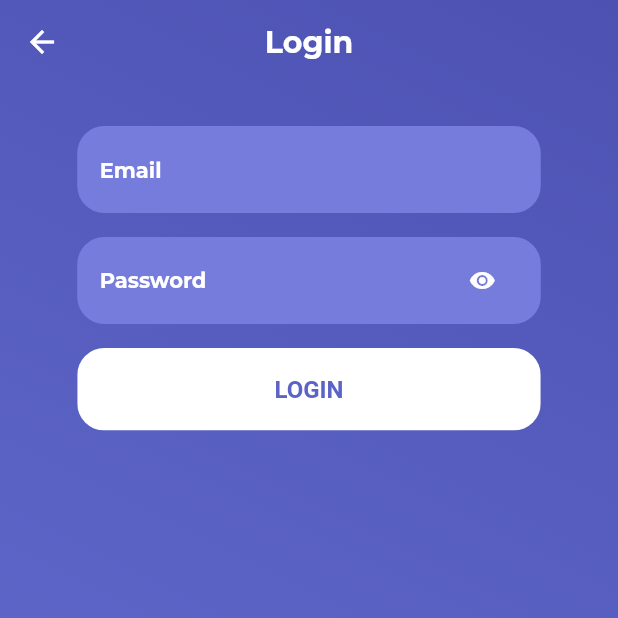
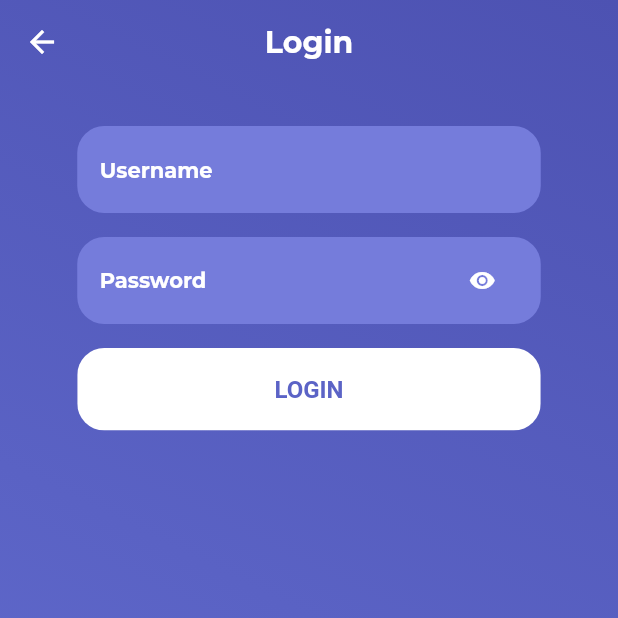
Before and after one commit to hipstertwix/skinstonks-mobile, a Flutter app: the screen it shows after launch, after a tap on "Sign In", on a phone screen of 412 x 824 dp, the top half of it. Run offline on Flutter 3.47's test engine with Material 2 defaults, Android fonts, the phone set to English and light mode, and no system bars; our stand-ins replace flutter_spinkit, flutter_svg, google_fonts; network calls fail.

Commit message:
Login user function

```diff
--- a/lib/Screens/Login/components/login_form.dart
+++ b/lib/Screens/Login/components/login_form.dart
@@ -1,8 +1,12 @@
 import 'package:flutter/material.dart';
+import 'package:http/http.dart';
 import 'package:skinstonks_mobile/components/password_input.dart';
 import 'package:skinstonks_mobile/components/rounded_button.dart';
 import 'package:skinstonks_mobile/components/rounded_input.dart';
+import 'package:skinstonks_mobile/components/loading_ring.dart';
 import 'package:skinstonks_mobile/constants.dart';
+import 'package:skinstonks_mobile/model/user/login_model.dart';
+import 'package:skinstonks_mobile/services/auth.dart';
 
 class LoginForm extends StatefulWidget {
   @override
@@ -11,10 +15,20 @@ class LoginForm extends StatefulWidget {
 
 class _LoginFormState extends State<LoginForm> {
   final _formKey = GlobalKey<FormState>();
-  TextEditingController _email = TextEditingController();
+  TextEditingController _username = TextEditingController();
   TextEditingController _password = TextEditingController();
-  late String errorMessage;
+  String errorMessage = "";
   bool loading = false;
+
+  submit() async {
+    setState(() => loading = true);
+    LoginModel loginUserData = new LoginModel(_username.value.text, _password.value.text);
+    Response response = await AuthService.login(loginUserData);
+    setState(() {
+      errorMessage = response.body;
+      loading = false;
+    });
+  }
 
   @override
   Widget build(BuildContext context) {
@@ -23,20 +37,32 @@ class _LoginFormState extends State<LoginForm> {
       child: Column(
         children: [
           RoundedInput(
-            hintText: "Email",
+            hintText: "Username",
             onchange: (value) {},
-            controller: _email,
+            controller: _username,
           ),
           PasswordField(
             hintText: "Password",
             onChanged: (value) {},
             controller: _password,
           ),
+          if (errorMessage != "")
+            Container(
+              margin: EdgeInsets.only(top: 10, bottom: 10),
+              padding: EdgeInsets.symmetric(horizontal: 40),
+              child: Text(
+                errorMessage,
+                textAlign: TextAlign.center,
+                style: TextStyle(color: Colors.red),
+              ),
+            ),
           RoundedButton(
-            child: Text("LOGIN"),
+            child: loading ? LoadingRing() : Text('LOGIN'),
+            press: () {
+              submit();
+            },
             color: Colors.white,
             textColor: kPrimaryColor,
-            press: () {},
           ),
         ],
       ),
--- /dev/null
+++ b/lib/model/user/login_model.dart
@@ -0,0 +1,13 @@
+class LoginModel {
+  final String username;
+  final String password;
+
+  LoginModel(this.username, this.password);
+
+  Map toJson() {
+    return {
+      'username': username,
+      'password': password,
+    };
+  }
+}
--- a/lib/model/user/register_user_data.dart
+++ b/lib/model/user/register_model.dart
@@ -1,18 +1,15 @@
-class RegisterUserData {
+class RegisterModel {
   final String username;
   final String email;
   final String password;
-  final String confirmPassword;
 
-  RegisterUserData(
-      this.username, this.email, this.password, this.confirmPassword);
+  RegisterModel(this.username, this.email, this.password);
 
   Map toJson() {
     return {
       'username': username,
       'email': email,
       'password': password,
-      'confirmPassword': confirmPassword
     };
   }
 }
```
Also changed, not shown: lib/Screens/Signup/components/register_form.dart (+15 -6 lines), lib/services/auth.dart (added, +37 -0 lines), lib/services/login.dart (deleted, +0 -26 lines).
